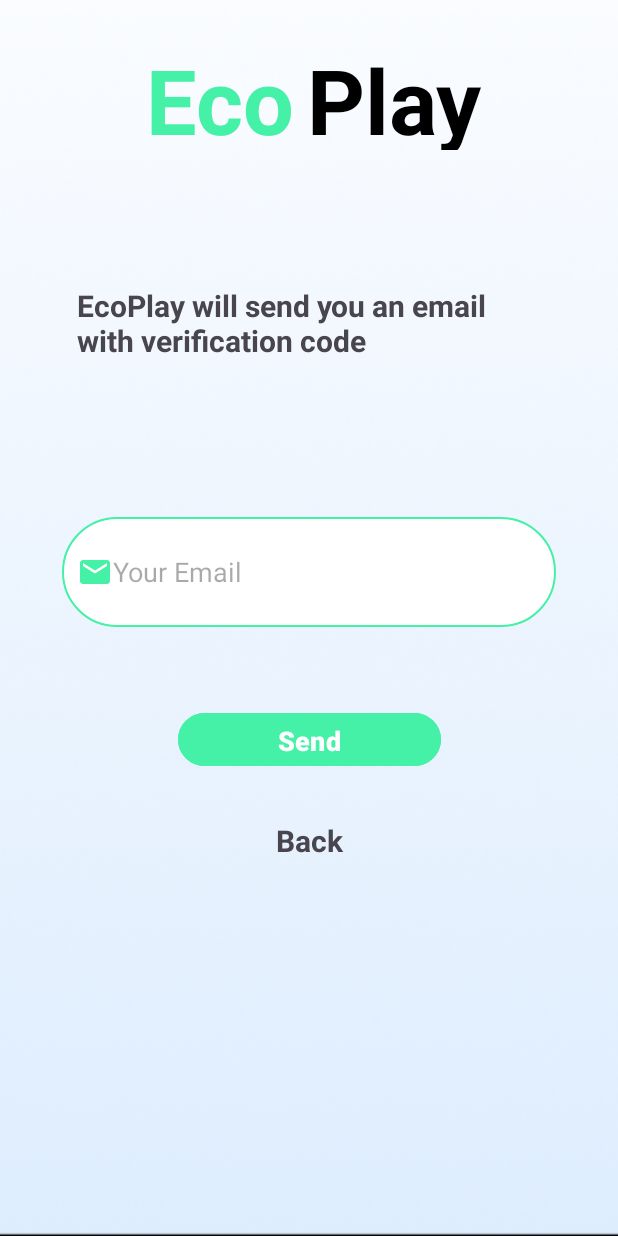
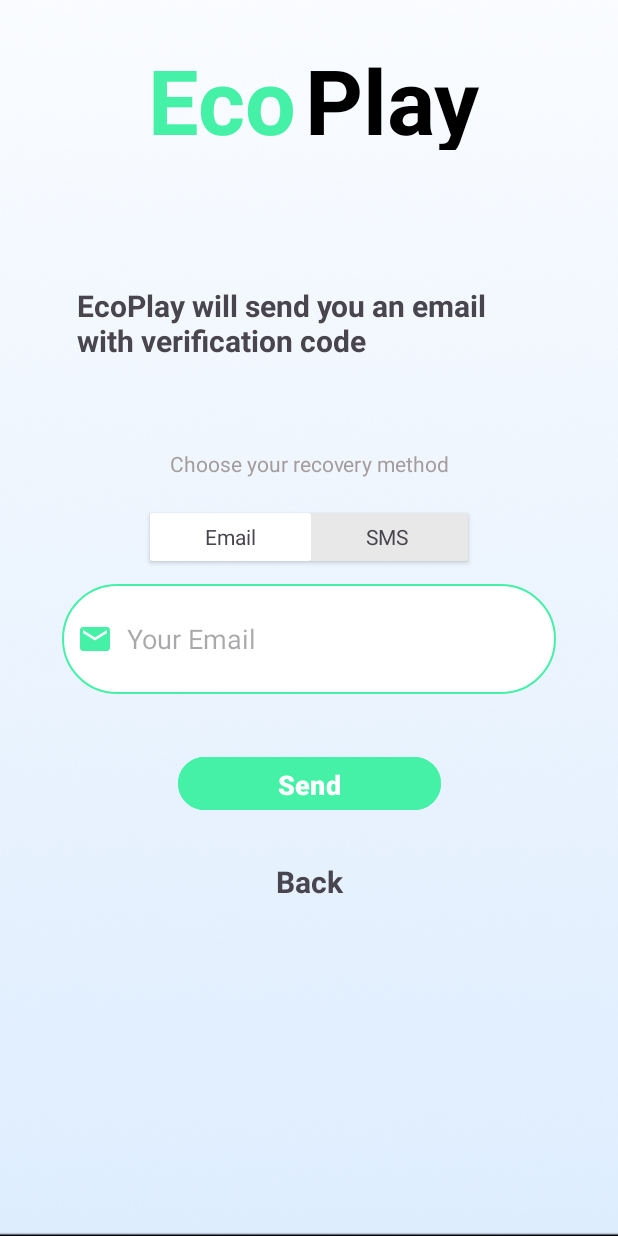
Before and after one commit to dhia-zeddini/EcoPlay_frontend, an Android app: the ForgetPwdActivity screen opened directly, with no data from a screen before it, on a phone screen of 412 x 824 dp. Run offline under Robolectric (Android 15) with nearby library versions, the phone set to English and light mode, and no system bars.

Commit message:
sms for forget pwd

```diff
--- a/app/src/main/java/com/example/ecoplay_front/apiService/UserService.kt
+++ b/app/src/main/java/com/example/ecoplay_front/apiService/UserService.kt
@@ -43,6 +43,9 @@
     @POST("forgetPwd")
     fun forgetPwd(@Body phone: LoginRequestModel): Call<LoginResponseModel>
 
+    @POST("forgetPwdSms")
+    fun forgetPwdSms(@Body phone: LoginRequestModel): Call<LoginResponseModel>
+
     @POST("otp")
     fun otp(@Header("token") token: String, @Body code: LoginRequestModel): Call<LoginResponseModel>
 
--- a/app/src/main/java/com/example/ecoplay_front/view/ForgetPwdActivity.kt
+++ b/app/src/main/java/com/example/ecoplay_front/view/ForgetPwdActivity.kt
@@ -1,8 +1,10 @@
 package com.example.ecoplay_front.view
 
 import android.content.Intent
+import android.graphics.drawable.Drawable
 import androidx.appcompat.app.AppCompatActivity
 import android.os.Bundle
+import android.util.Log
 import android.widget.EditText
 import android.widget.TextView
 import androidx.activity.viewModels
@@ -12,21 +14,44 @@
 
 class ForgetPwdActivity : AppCompatActivity() {
     private val viewModel by viewModels<ForgetPwdViewModel>()
+    lateinit var method:String
 
     override fun onCreate(savedInstanceState: Bundle?) {
         super.onCreate(savedInstanceState)
         setContentView(R.layout.activity_forget_pwd)
 
         val emailInput: EditText =findViewById(R.id.etOtp4)
+        val emailMethod: TextView =findViewById(R.id.emailMethod)
+        val smsMethod: TextView =findViewById(R.id.smsMethod)
+         var emailIcon: Drawable = applicationContext.getResources().getDrawable(R.drawable.email_icon);
+         var phoneIocn: Drawable = applicationContext.getResources().getDrawable(R.drawable.phone_icon);
 
 
+        smsMethod.setOnClickListener {
+            smsMethod.setBackgroundResource(R.drawable.method_send_shape)
+            emailMethod.setBackgroundResource(0)
+            //emailInput.setCompoundDrawables(emailIcon,null,null,null)
+            method="sms"
+        }
+        emailMethod.setOnClickListener {
+            emailMethod.setBackgroundResource(R.drawable.method_send_shape)
+            smsMethod.setBackgroundResource(0)
+           // emailInput.setCompoundDrawables(phoneIocn,null,null,null)
+            method="email"
+
+
+        }
 
 
         val back: TextView =findViewById(R.id.tvBack)
         val btnSend: TextView =findViewById(R.id.btnSend)
 
        btnSend.setOnClickListener {
-            viewModel.forgetPwd(emailInput.text.toString())
+           if(method=="email"){
+               viewModel.forgetPwd(emailInput.text.toString())
+
+           }else if(method=="sms")
+               viewModel.forgetPwdSms(emailInput.text.toString())
         }
 
         viewModel.responseLiveData.observe(this) { response ->
--- a/app/src/main/java/com/example/ecoplay_front/view/LoginActivity.kt
+++ b/app/src/main/java/com/example/ecoplay_front/view/LoginActivity.kt
@@ -60,10 +60,10 @@
         var goToForgetPwd:TextView=findViewById(R.id.tvForgotPassword)
 
         val mSharedPreferences = getSharedPreferences(PREF_FILE, MODE_PRIVATE)
-        if (mSharedPreferences.getBoolean(LOGGED,false)) {
+       /* if (mSharedPreferences.getBoolean(LOGGED,false)) {
             startActivity(Intent(this, CarouselMain::class.java))
             finish()
-        }
+        }*/
         val logging = HttpLoggingInterceptor()
         logging.setLevel(HttpLoggingInterceptor.Level.BODY)
 
--- a/app/src/main/java/com/example/ecoplay_front/viewModel/ForgetPwdViewModel.kt
+++ b/app/src/main/java/com/example/ecoplay_front/viewModel/ForgetPwdViewModel.kt
@@ -35,4 +35,25 @@
             }
         })
     }
+
+    fun forgetPwdSms(email: String) {
+        val apiService = UserService.create() // Adjust this as per your project
+        val requestModel = LoginRequestModel(email, "")
+
+        apiService.forgetPwdSms(requestModel).enqueue(object : Callback<LoginResponseModel> {
+            override fun onResponse(call: Call<LoginResponseModel>, response: Response<LoginResponseModel>) {
+                if (response.isSuccessful) {
+                    responseLiveData.value = response.body()
+                    Log.d("RetrofitCall", "Response successful: ${response.code()}")
+
+                } else if (response.code()==404){
+                    errorMessage.value = "Error: User does not exist"
+                }
+            }
+
+            override fun onFailure(call: Call<LoginResponseModel>, t: Throwable) {
+                errorMessage.value = t.message ?: "Unknown error"
+            }
+        })
+    }
 }
--- /dev/null
+++ b/app/src/main/res/drawable/forget_pwd_method_shape.xml
@@ -0,0 +1,5 @@
+<shape xmlns:android="http://schemas.android.com/apk/res/android">
+
+    <solid android:color="#E8E8E8"></solid>
+    <corners android:radius="2dp"></corners>
+</shape>
--- /dev/null
+++ b/app/src/main/res/drawable/method_send_shape.xml
@@ -0,0 +1,5 @@
+<shape xmlns:android="http://schemas.android.com/apk/res/android">
+
+    <solid android:color="@color/white"></solid>
+    <corners android:radius="2dp"></corners>
+</shape>
--- a/app/src/main/res/layout/activity_forget_pwd.xml
+++ b/app/src/main/res/layout/activity_forget_pwd.xml
@@ -23,15 +23,16 @@
         android:textSize="60sp"
         android:textStyle="bold"
         app:layout_constraintEnd_toEndOf="parent"
+        app:layout_constraintStart_toEndOf="@+id/tvLoginHeader"
         app:layout_constraintTop_toTopOf="parent" />
 
     <TextView
         android:id="@+id/tvLoginHeader"
         android:layout_width="126dp"
         android:layout_height="65dp"
-        android:layout_marginStart="77dp"
+        android:layout_marginStart="70dp"
         android:layout_marginTop="26dp"
-        android:layout_marginEnd="16dp"
+        android:layout_marginEnd="4dp"
         android:text="Eco"
         android:textAlignment="textEnd"
         android:textColor="@color/Primary"
@@ -47,7 +48,7 @@
         android:layout_width="51dp"
         android:layout_height="43dp"
         android:layout_marginStart="180dp"
-        android:layout_marginTop="32dp"
+        android:layout_marginTop="30dp"
         android:layout_marginEnd="180dp"
         android:text="Back"
         android:textAlignment="center"
@@ -62,7 +63,7 @@
         android:layout_width="175dp"
         android:layout_height="43dp"
         android:layout_marginStart="118dp"
-        android:layout_marginTop="53dp"
+        android:layout_marginTop="38dp"
         android:layout_marginEnd="118dp"
         android:backgroundTint="@color/Primary"
         android:text="Send"
@@ -77,16 +78,16 @@
         android:layout_width="329dp"
         android:layout_height="73dp"
         android:layout_marginStart="41dp"
-        android:layout_marginTop="89dp"
+        android:layout_marginTop="15dp"
         android:layout_marginEnd="41dp"
         android:background="@drawable/input_shape"
         android:drawableLeft="@drawable/email_icon"
-        android:hint="Your Email"
+        android:hint="  Your Email"
         android:inputType="textEmailAddress"
         android:paddingStart="10dp"
         app:layout_constraintEnd_toEndOf="parent"
         app:layout_constraintStart_toStartOf="parent"
-        app:layout_constraintTop_toBottomOf="@+id/textView" />
+        app:layout_constraintTop_toBottomOf="@+id/linearLayout4" />
 
     <TextView
         android:id="@+id/textView"
@@ -102,5 +103,54 @@
         app:layout_constraintStart_toStartOf="parent"
         app:layout_constraintTop_toBottomOf="@+id/tvLoginHeader2" />
 
+    <LinearLayout
+        android:id="@+id/linearLayout4"
+        android:layout_width="212dp"
+        android:layout_height="32dp"
+        android:layout_marginStart="99dp"
+        android:layout_marginTop="11dp"
+        android:layout_marginEnd="100dp"
+        android:background="@drawable/forget_pwd_method_shape"
+        android:elevation="2dp"
+        android:orientation="horizontal"
+        app:layout_constraintEnd_toEndOf="parent"
+        app:layout_constraintStart_toStartOf="parent"
+        app:layout_constraintTop_toBottomOf="@+id/textView121">
+
+        <TextView
+            android:id="@+id/emailMethod"
+            android:layout_width="wrap_content"
+            android:layout_height="match_parent"
+            android:layout_weight="1"
+            android:background="@drawable/method_send_shape"
+            android:gravity="center"
+            android:text="Email"
+            android:textAlignment="center" />
+
+        <TextView
+            android:id="@+id/smsMethod"
+            android:layout_width="wrap_content"
+            android:layout_height="match_parent"
+            android:layout_weight="1"
+            android:gravity="center"
+            android:text="SMS "
+            android:textAlignment="center" />
+    </LinearLayout>
+
+    <TextView
+        android:id="@+id/textView121"
+        android:layout_width="257dp"
+        android:layout_height="31dp"
+        android:layout_marginStart="77dp"
+        android:layout_marginTop="44dp"
+        android:layout_marginEnd="77dp"
+        android:text="Choose your recovery method"
+        android:textAlignment="center"
+        android:textColor="@color/gray"
+        android:textColorHighlight="@color/gray"
+        app:layout_constraintEnd_toEndOf="parent"
+        app:layout_constraintStart_toStartOf="parent"
+        app:layout_constraintTop_toBottomOf="@+id/textView" />
+
 
 </androidx.constraintlayout.widget.ConstraintLayout>
```
